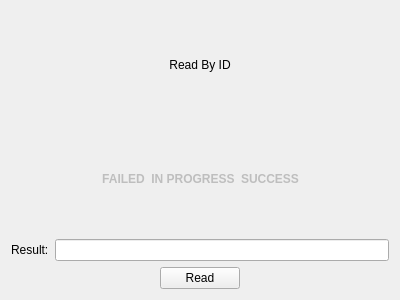
Above: QLinReadByID/linreadbyid.ui from pr4u4t/automatron3000 before the change. Below: the same form after it.
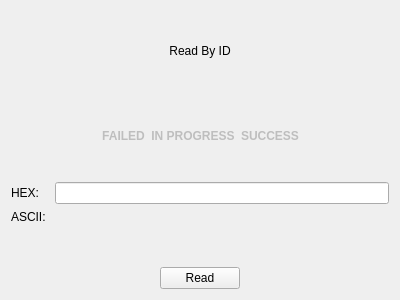
That is the form after the change.

Patch:
```diff
--- a/QLinReadByID/linreadbyid.ui
+++ b/QLinReadByID/linreadbyid.ui
@@ -103,17 +103,31 @@
     </layout>
    </item>
    <item>
-    <layout class="QHBoxLayout" name="horizontalLayout_2">
-     <item>
+    <layout class="QFormLayout" name="formLayout_2">
+     <item row="0" column="0">
       <widget class="QLabel" name="label">
        <property name="text">
-        <string>Result:</string>
+        <string>HEX:</string>
        </property>
       </widget>
      </item>
-     <item>
+     <item row="0" column="1">
       <widget class="QLineEdit" name="result"/>
      </item>
+     <item row="1" column="0">
+      <widget class="QLabel" name="label_2">
+       <property name="text">
+        <string>ASCII: </string>
+       </property>
+      </widget>
+     </item>
+     <item row="1" column="1">
+      <widget class="QLabel" name="resultAscii">
+       <property name="text">
+        <string/>
+       </property>
+      </widget>
+     </item>
     </layout>
    </item>
    <item>
```
